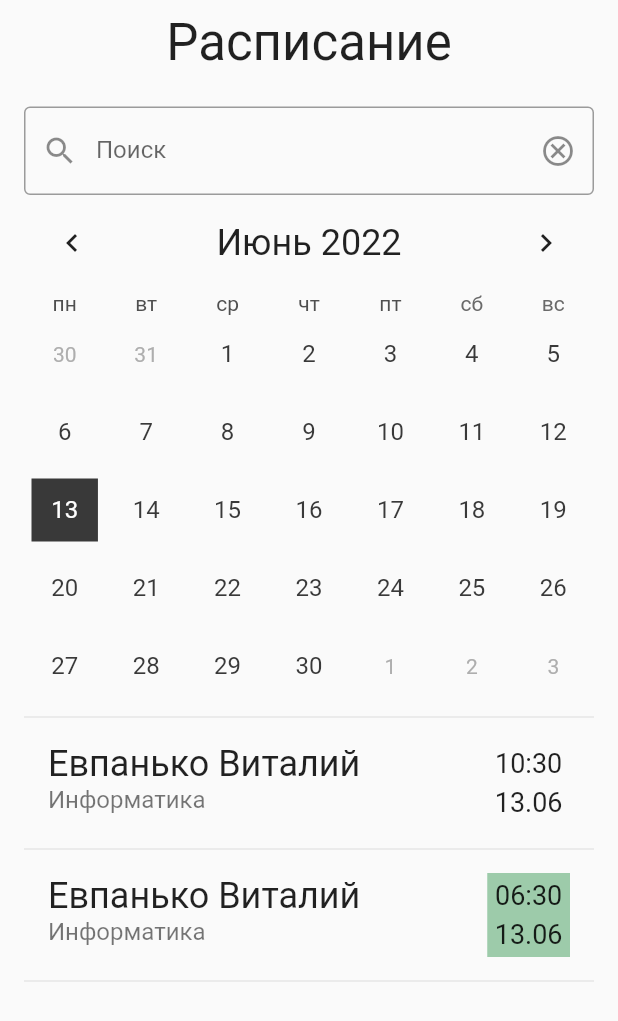
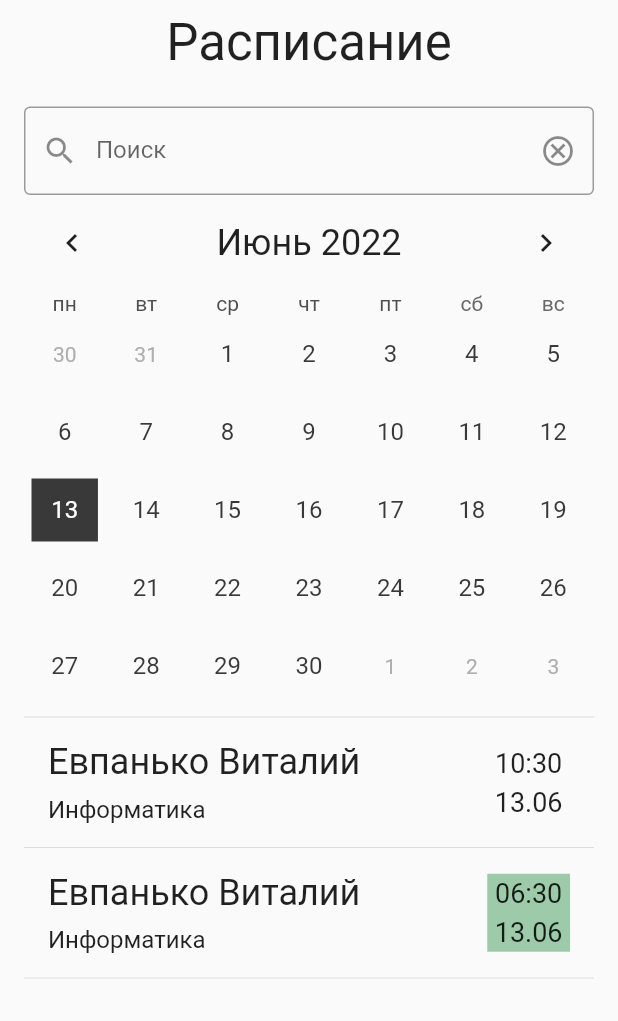
Before and after one commit to RealityFamily/repiton_flutter_app, a Flutter app: the TimeTableScreen widget shown alone on an empty page, opened directly, on a phone screen of 412 x 824 dp. Shown: the top 1021 px of the screen. Run offline on Flutter 3.47's test engine with Material 2 defaults, Android fonts, the phone set to English and light mode, and no system bars; drawn by our look-alikes of table_calendar; our stand-ins replace dio, file_picker, flutter_markdown, flutter_riverpod, flutter_secure_storage, get_it and 2 more; missing offline and left inert: flutter_emoji, jitsi_meet, rocket_chat_connector_flutter; accounts and stored records are empty; generated files the repository leaves out were written again.

Commit message:
Refactor TimeTable UI

```diff
--- a/lib/screens/teacher/timetable_screen.dart
+++ b/lib/screens/teacher/timetable_screen.dart
@@ -1,6 +1,7 @@
 import 'package:flutter/material.dart';
 import 'package:flutter_riverpod/flutter_riverpod.dart';
 import 'package:intl/intl.dart';
+import 'package:repiton/model/discipline.dart';
 import 'package:repiton/model/lesson.dart';
 import 'package:repiton/provider/root_provider.dart';
 import 'package:repiton/screens/teacher/lesson_screen.dart';
@@ -15,6 +16,133 @@ class TimeTableScreen extends StatefulWidget {
 }
 
 class _TimeTableScreenState extends State<TimeTableScreen> {
+  Color? _lessonElementInListColor(LessonStatus status) {
+    switch (status) {
+      case LessonStatus.done:
+        return const Color(0xFF9DCBAA);
+      case LessonStatus.canceled:
+        return const Color(0xFFDE9898);
+      case LessonStatus.moved:
+        return const Color(0xFFFFEE97);
+      case LessonStatus.planned:
+        return Colors.transparent;
+      default:
+        return null;
+    }
+  }
+
+  void _onTapStudentElementInList(Discipline discipline, Lesson lesson) {
+    RootProvider.getLessons().openLesson(lesson);
+    Navigator.of(context).push(
+      MaterialPageRoute(
+        builder: (context) => LessonScreen(
+          disciplineName: discipline.name,
+          studentName: discipline.student.fullName,
+          rocketChatRef: discipline.rocketChatReference,
+          teacherImageUrl: discipline.teacher.imageUrl,
+          studentImageUrl: discipline.student.imageUrl,
+        ),
+      ),
+    );
+  }
+
+  Widget _studentElementInList(Discipline discipline, Lesson lesson) {
+    return InkWell(
+      hoverColor: Colors.grey[200],
+      onTap: () => _onTapStudentElementInList(discipline, lesson),
+      child: Padding(
+        padding: const EdgeInsets.symmetric(vertical: 8, horizontal: 16),
+        child: Row(
+          children: [
+            Expanded(
+              child: Column(
+                crossAxisAlignment: CrossAxisAlignment.start,
+                children: [
+                  Text(
+                    discipline.student.fullName,
+                    style: const TextStyle(fontSize: 24),
+                  ),
+                  const SizedBox(height: 8),
+                  Text(
+                    discipline.name,
+                    style: const TextStyle(fontSize: 16),
+                  ),
+                ],
+              ),
+            ),
+            Container(
+              padding: const EdgeInsets.symmetric(vertical: 2.5, horizontal: 5),
+              color: _lessonElementInListColor(lesson.status),
+              child: Column(
+                children: [
+                  Text(
+                    DateFormat("HH:mm").format(lesson.dateTimeStart),
+                    style: const TextStyle(fontSize: 18),
+                  ),
+                  const SizedBox(height: 5),
+                  Text(
+                    DateFormat("dd.MM").format(lesson.dateTimeStart),
+                    style: const TextStyle(fontSize: 18),
+                  ),
+                ],
+              ),
+            ),
+          ],
+        ),
+      ),
+    );
+  }
+
+  Widget _searchField() {
+    return TextField(
+      decoration: InputDecoration(
+        border: OutlineInputBorder(
+          borderSide: BorderSide(
+            width: 3,
+            color: Theme.of(context).colorScheme.primary,
+          ),
+        ),
+        labelText: "Поиск",
+        prefixIcon: const Icon(Icons.search),
+        suffixIcon: IconButton(
+          icon: const Icon(
+            Icons.cancel_outlined,
+          ),
+          onPressed: () {
+            debugPrint("Cancel search");
+          },
+        ),
+      ),
+    );
+  }
+
+  List<Widget> _getListOfLessonsForToday(List<Discipline> disciplines) {
+    List<Widget> result = [];
+    for (var discipline in disciplines) {
+      for (var lesson in discipline.lessons) {
+        result.add(_studentElementInList(discipline, lesson));
+        result.add(const Divider());
+      }
+    }
+    return result;
+  }
+
+  Widget _getConsumerBuilder(BuildContext context, WidgetRef ref, Widget? child) {
+    final teachersLessons = ref.watch(RootProvider.getTeachersLessonsProvider());
+
+    return Column(
+      children: [
+        TimeTableCalendar(
+          format: CalendarFormat.month,
+          selectAction: teachersLessons.fecthAndSetLessonsForADay,
+          pageChangeAction: teachersLessons.fetchAndSetLessons,
+        ),
+        const Divider(),
+        Column(children: _getListOfLessonsForToday(teachersLessons.todayLessons)),
+      ],
+    );
+  }
+
   @override
   Widget build(BuildContext context) {
     return SafeArea(
@@ -34,26 +162,7 @@ class _TimeTableScreenState extends State<TimeTableScreen> {
               const SizedBox(
                 height: 23,
               ),
-              TextField(
-                decoration: InputDecoration(
-                  border: OutlineInputBorder(
-                    borderSide: BorderSide(
-                      width: 3,
-                      color: Theme.of(context).colorScheme.primary,
-                    ),
-                  ),
-                  labelText: "Поиск",
-                  prefixIcon: const Icon(Icons.search),
-                  suffixIcon: IconButton(
-                    icon: const Icon(
-                      Icons.cancel_outlined,
-                    ),
-                    onPressed: () {
-                      debugPrint("Cancel search");
-                    },
-                  ),
-                ),
-              ),
+              _searchField(),
               FutureBuilder(
                 future: _getLessons(DateTime.now()),
                 builder: (context, snapshot) {
@@ -63,107 +172,7 @@ class _TimeTableScreenState extends State<TimeTableScreen> {
                     );
                   } else {
                     return Consumer(
-                      builder: (context, ref, _) {
-                        final teachersLessons = ref.watch(RootProvider.getTeachersLessonsProvider());
-
-                        return Column(
-                          children: [
-                            TimeTableCalendar(
-                              format: CalendarFormat.month,
-                              selectAction: teachersLessons.fecthAndSetLessonsForADay,
-                              pageChangeAction: teachersLessons.fetchAndSetLessons,
-                            ),
-                            const Divider(),
-                            Column(
-                              children: [
-                                ...(() {
-                                  List<Widget> result = [];
-                                  for (var discipline in teachersLessons.todayLessons) {
-                                    for (var lesson in discipline.lessons) {
-                                      result.add(
-                                        ListTile(
-                                          title: Text(
-                                            discipline.student.fullName,
-                                            style: const TextStyle(
-                                              fontSize: 24,
-                                            ),
-                                          ),
-                                          subtitle: Text(
-                                            discipline.name,
-                                            style: const TextStyle(
-                                              fontSize: 16,
-                                            ),
-                                          ),
-                                          trailing: Container(
-                                            padding: const EdgeInsets.symmetric(
-                                              vertical: 2.5,
-                                              horizontal: 5,
-                                            ),
-                                            color: (() {
-                                              switch (lesson.status) {
-                                                case LessonStatus.done:
-                                                  return const Color(0xFF9DCBAA);
-                                                case LessonStatus.canceled:
-                                                  return const Color(0xFFDE9898);
-                                                case LessonStatus.moved:
-                                                  return const Color(0xFFFFEE97);
-                                                case LessonStatus.planned:
-                                                  return Colors.transparent;
-                                                default:
-                                                  return null;
-                                              }
-                                            }()),
-                                            child: Column(
-                                              mainAxisAlignment: MainAxisAlignment.center,
-                                              children: [
-                                                Text(
-                                                  DateFormat("HH:mm").format(
-                                                    lesson.dateTimeStart,
-                                                  ),
-                                                  style: const TextStyle(
-                                                    fontSize: 18,
-                                                  ),
-                                                ),
-                                                const SizedBox(height: 5),
-                                                Text(
-                                                  DateFormat("dd.MM").format(
-                                                    lesson.dateTimeStart,
-                                                  ),
-                                                  style: const TextStyle(
-                                                    fontSize: 18,
-                                                  ),
-                                                ),
-                                              ],
-                                            ),
-                                          ),
-                                          onTap: () {
-                                            RootProvider.getLessons().openLesson(lesson);
-                                            Navigator.of(context).push(
-                                              MaterialPageRoute(
-                                                builder: (context) => LessonScreen(
-                                                  disciplineName: discipline.name,
-                                                  studentName: discipline.student.fullName,
-                                                  rocketChatRef: discipline.rocketChatReference,
-                                                  teacherImageUrl: discipline.teacher.imageUrl,
-                                                  studentImageUrl: discipline.student.imageUrl,
-                                                ),
-                                              ),
-                                            );
-                                          },
-                                        ),
-                                      );
-                                      result.add(
-                                        const Divider(),
-                                      );
-                                    }
-                                  }
-                                  return result;
-                                }()),
-                              ],
-                            ),
-                          ],
-                        );
-                      },
+                      builder: _getConsumerBuilder,
                     );
                   }
                 },
```
